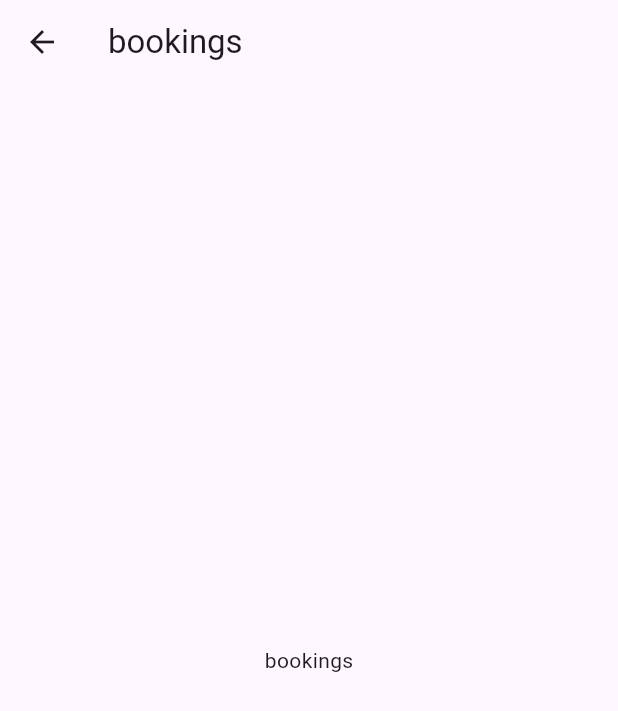
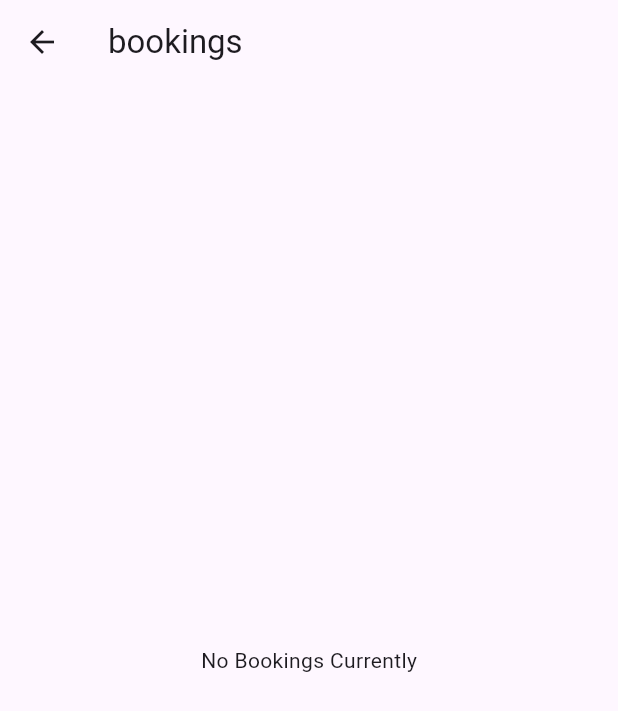
Before and after one commit to Amaldas467/hostel_app, a Flutter app: the Booking screen opened by its route, on a phone screen of 412 x 824 dp. Shown: the top 711 px of the screen. Run offline on Flutter 3.47's test engine with Material 3 defaults, Android fonts, the phone set to English and light mode, and no system bars; our stand-ins replace carousel_slider, flashy_tab_bar2, stacked, stacked_services, stacked_shared; statements that could not run were skipped.

Commit message:
booking screen updated

```diff
--- a/lib/screens/bookingscreen/booking.dart
+++ b/lib/screens/bookingscreen/booking.dart
@@ -8,7 +8,7 @@ class Booking extends StatelessWidget {
         title: Text('bookings'),
       ),
       body: Center(
-        child: Text('bookings'),
+        child: Text('No Bookings Currently'),
       ),
     );
   }
--- a/lib/screens/mainscreen/mainscreen.dart
+++ b/lib/screens/mainscreen/mainscreen.dart
@@ -18,7 +18,6 @@ class _MainScreenState extends State<MainScreen> {
     SearchScreen(),
     Booking(),
     Favourites(),
-    // You might want to add a new page corresponding to '한국어'
   ];
 
   void _onItemTapped(int index) {
```
Also changed, not shown: lib/screens/homescreen/homescreen_view.dart (+3 -13 lines), lib/screens/homescreen/widgets/tabs/recommended_tab.dart (renamed from lib/screens/homescreen/widgets/recommended_tab.dart, +4 -4 lines), lib/screens/homescreen/widgets/tabs/toprated_tab.dart (renamed from lib/screens/homescreen/widgets/toprated_tab.dart, +5 -5 lines), lib/screens/homescreen/widgets/tabs/trending_tab.dart (renamed from lib/screens/homescreen/widgets/trending_tab.dart, +3 -21 lines).
